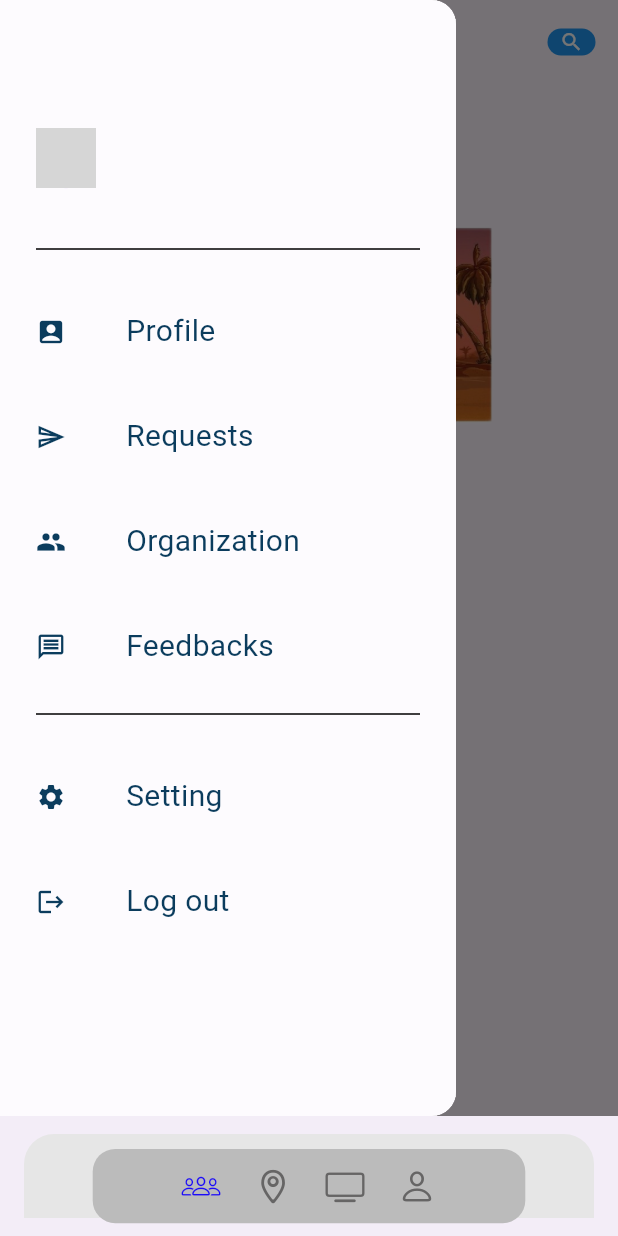
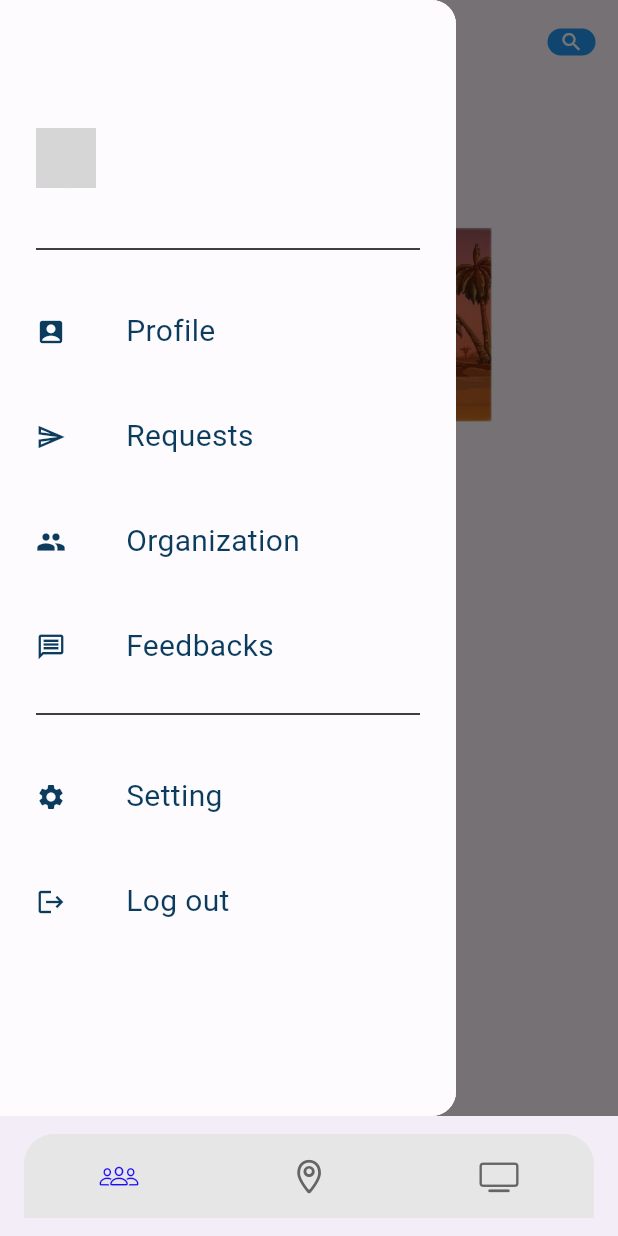
Before and after one commit to ericatsu/rickandmorty, a Flutter app: the BottomNav screen opened directly with empty values, with the side drawer open, on a phone screen of 412 x 824 dp. Run offline on Flutter 3.47's test engine with Material 3 defaults, Android fonts, the phone set to English and light mode, and no system bars; our stand-ins replace firebase_auth, flutter_rating_bar, get, google_fonts, google_nav_bar, graphql and 2 more; missing offline and left inert: get_cli; accounts and stored records are empty; network calls fail; grey boxes are pictures that could not be loaded.

Commit message:
✨ overflow

```diff
--- a/lib/widgets/bottom_nav.dart
+++ b/lib/widgets/bottom_nav.dart
@@ -22,7 +22,7 @@ class _BottomNavState extends State<BottomNav> {
       CharactersPage(user: widget.user),
       LocationsPage(),
       EpisodesPage(),
-      ProfilePage(user: widget.user),
+      //ProfilePage(user: widget.user),
     ];
   }
 
@@ -35,7 +35,7 @@ class _BottomNavState extends State<BottomNav> {
       backgroundColor: const Color.fromARGB(255, 241, 241, 241),
       bottomNavigationBar: BottomAppBar(
         child: Container(
-          height: height * 0.105,
+          height: height * 0.10,
           decoration: const BoxDecoration(
             color: Color.fromARGB(255, 230, 230, 230),
             borderRadius: BorderRadius.only(
@@ -46,30 +46,14 @@ class _BottomNavState extends State<BottomNav> {
           child: Column(
             mainAxisAlignment: MainAxisAlignment.spaceEvenly,
             children: [
-              Container(
-                height: 10,
-                color: Colors.transparent,
-              ),
-              Container(
-                decoration: const BoxDecoration(
-                  color: Color.fromARGB(255, 187, 187, 187),
-                  borderRadius: BorderRadius.all(Radius.circular(15)),
-                ),
-                height: height * 0.06,
-                width: width * 0.7,
-                child: Row(
-                  mainAxisAlignment: MainAxisAlignment.center,
-                  children: <Widget>[
-                    navIcon(CupertinoIcons.group, 0),
-                    navIcon(CupertinoIcons.placemark, 1),
-                    navIcon(CupertinoIcons.tv, 2),
-                    navIcon(CupertinoIcons.person, 3),
-                  ],
-                ),
-              ),
-              Container(
-                height: 10,
-                color: Colors.transparent,
+              Row(
+                mainAxisAlignment: MainAxisAlignment.spaceAround,
+                children: <Widget>[
+                  navIcon(CupertinoIcons.group, 0),
+                  navIcon(CupertinoIcons.placemark, 1),
+                  navIcon(CupertinoIcons.tv, 2),
+                  //navIcon(CupertinoIcons.person, 3),
+                ],
               ),
             ],
           ),
--- a/lib/widgets/character/drawer_wigdet.dart
+++ b/lib/widgets/character/drawer_wigdet.dart
@@ -31,7 +31,9 @@ class DrawerWidget extends StatelessWidget {
                 DrawerModel(
                   name: 'Profile',
                   icon: Icons.account_box_rounded,
-                  onPressed: () {},
+                  onPressed: () {
+                    Get.to(ProfilePage(user: user));
+                  },
                 ),
                 const SizedBox(
                   height: 30,
@@ -91,7 +93,7 @@ class DrawerWidget extends StatelessWidget {
     );
   }
 
-Future<void> _handleLogout(BuildContext context) async {
+  Future<void> _handleLogout(BuildContext context) async {
     SharedPreferences prefs = await SharedPreferences.getInstance();
     await prefs.clear();
 
@@ -103,7 +105,8 @@ Future<void> _handleLogout(BuildContext context) async {
       children: [
         CircleAvatar(
           radius: 20,
-          backgroundImage: NetworkImage(user['image'] ?? 'https://via.placeholder.com/150'),
+          backgroundImage:
+              NetworkImage(user['image'] ?? 'https://via.placeholder.com/150'),
         ),
         const SizedBox(
           width: 20,
```
Also changed, not shown: assets/images/character.png (added), assets/images/episodes.png (added), assets/images/location.png (added).
